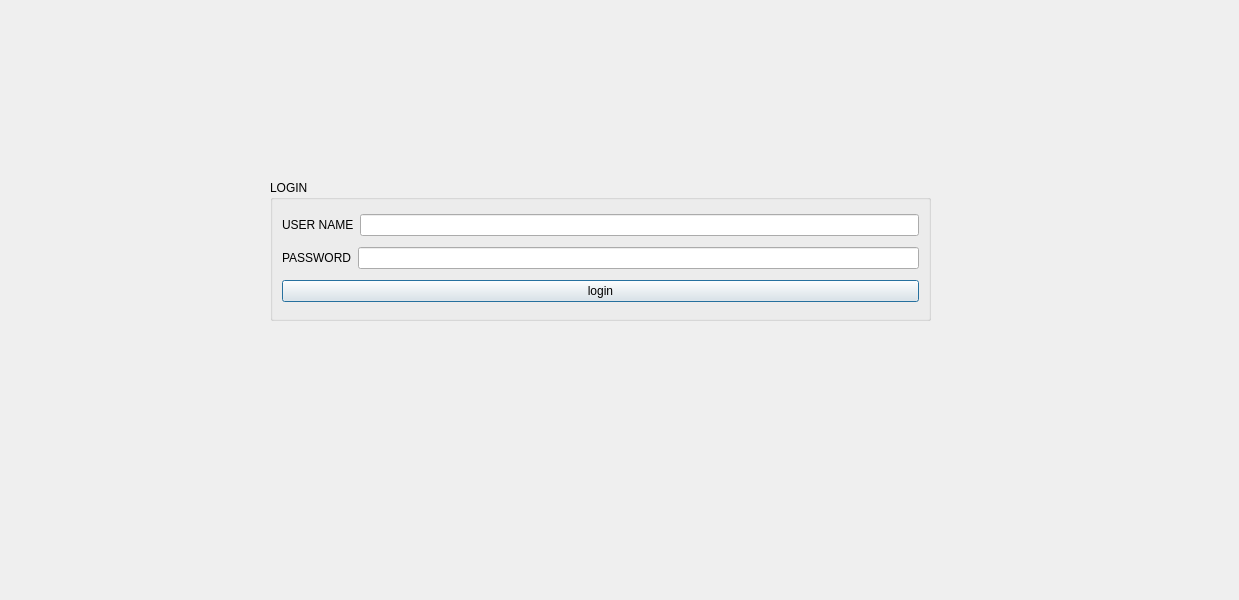
Qt form login.ui (azizchrif/Bizerta-Smart-Municipality) before a commit.
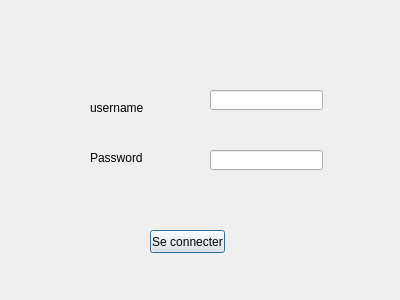
The same form after that commit.

```diff
--- a/login.ui
+++ b/login.ui
@@ -6,62 +6,71 @@
    <rect>
     <x>0</x>
     <y>0</y>
-    <width>1239</width>
-    <height>600</height>
+    <width>400</width>
+    <height>300</height>
    </rect>
   </property>
   <property name="windowTitle">
    <string>Dialog</string>
   </property>
-  <widget class="QGroupBox" name="groupBox">
+  <widget class="QLabel" name="label">
    <property name="geometry">
     <rect>
-     <x>270</x>
-     <y>180</y>
-     <width>661</width>
-     <height>141</height>
+     <x>90</x>
+     <y>100</y>
+     <width>101</width>
+     <height>16</height>
     </rect>
    </property>
-   <property name="title">
-    <string>LOGIN</string>
+   <property name="text">
+    <string>username</string>
    </property>
-   <layout class="QVBoxLayout" name="verticalLayout">
-    <item>
-     <layout class="QHBoxLayout" name="horizontalLayout_2">
-      <item>
-       <widget class="QLabel" name="label">
-        <property name="text">
-         <string>USER NAME</string>
-        </property>
-       </widget>
-      </item>
-      <item>
-       <widget class="QLineEdit" name="lineEdit"/>
-      </item>
-     </layout>
-    </item>
-    <item>
-     <layout class="QHBoxLayout" name="horizontalLayout">
-      <item>
-       <widget class="QLabel" name="label_2">
-        <property name="text">
-         <string>PASSWORD</string>
-        </property>
-       </widget>
-      </item>
-      <item>
-       <widget class="QLineEdit" name="lineEdit_2"/>
-      </item>
-     </layout>
-    </item>
-    <item>
-     <widget class="QPushButton" name="pushButton">
-      <property name="text">
-       <string>login</string>
-      </property>
-     </widget>
-    </item>
-   </layout>
+  </widget>
+  <widget class="QLabel" name="label_2">
+   <property name="geometry">
+    <rect>
+     <x>90</x>
+     <y>150</y>
+     <width>71</width>
+     <height>16</height>
+    </rect>
+   </property>
+   <property name="text">
+    <string>Password</string>
+   </property>
+  </widget>
+  <widget class="QLineEdit" name="username">
+   <property name="geometry">
+    <rect>
+     <x>210</x>
+     <y>90</y>
+     <width>113</width>
+     <height>20</height>
+    </rect>
+   </property>
+  </widget>
+  <widget class="QLineEdit" name="password">
+   <property name="geometry">
+    <rect>
+     <x>210</x>
+     <y>150</y>
+     <width>113</width>
+     <height>20</height>
+    </rect>
+   </property>
+  </widget>
+  <widget class="QPushButton" name="btn_conecter">
+   <property name="geometry">
+    <rect>
+     <x>150</x>
+     <y>230</y>
+     <width>75</width>
+     <height>23</height>
+    </rect>
+   </property>
+   <property name="text">
+    <string>Se connecter</string>
+   </property>
   </widget>
  </widget>
  <resources/>
```
